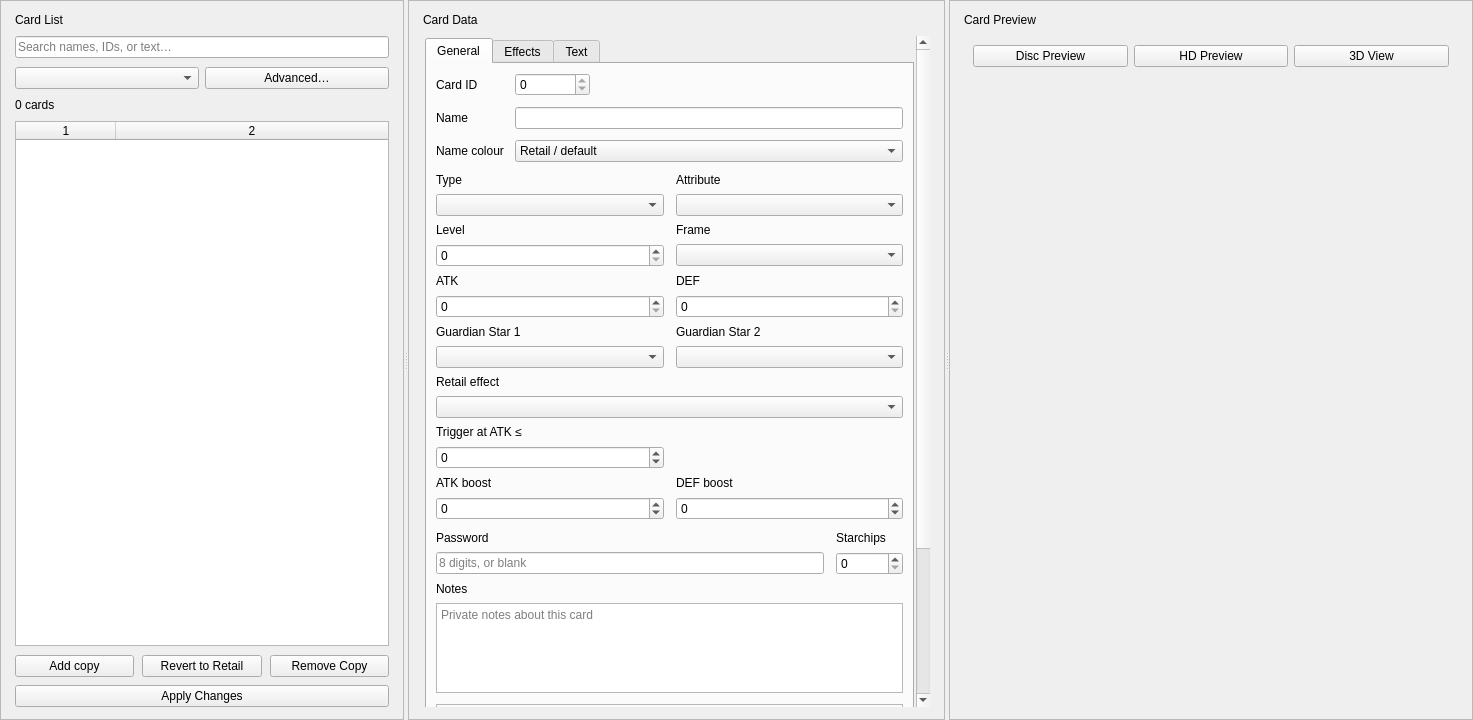
Before: the Qt Designer form tools/pc/fm_editor/ui/cards_page.ui in yamyi/YGOFM-DecompRecomp, drawn with Qt 5.
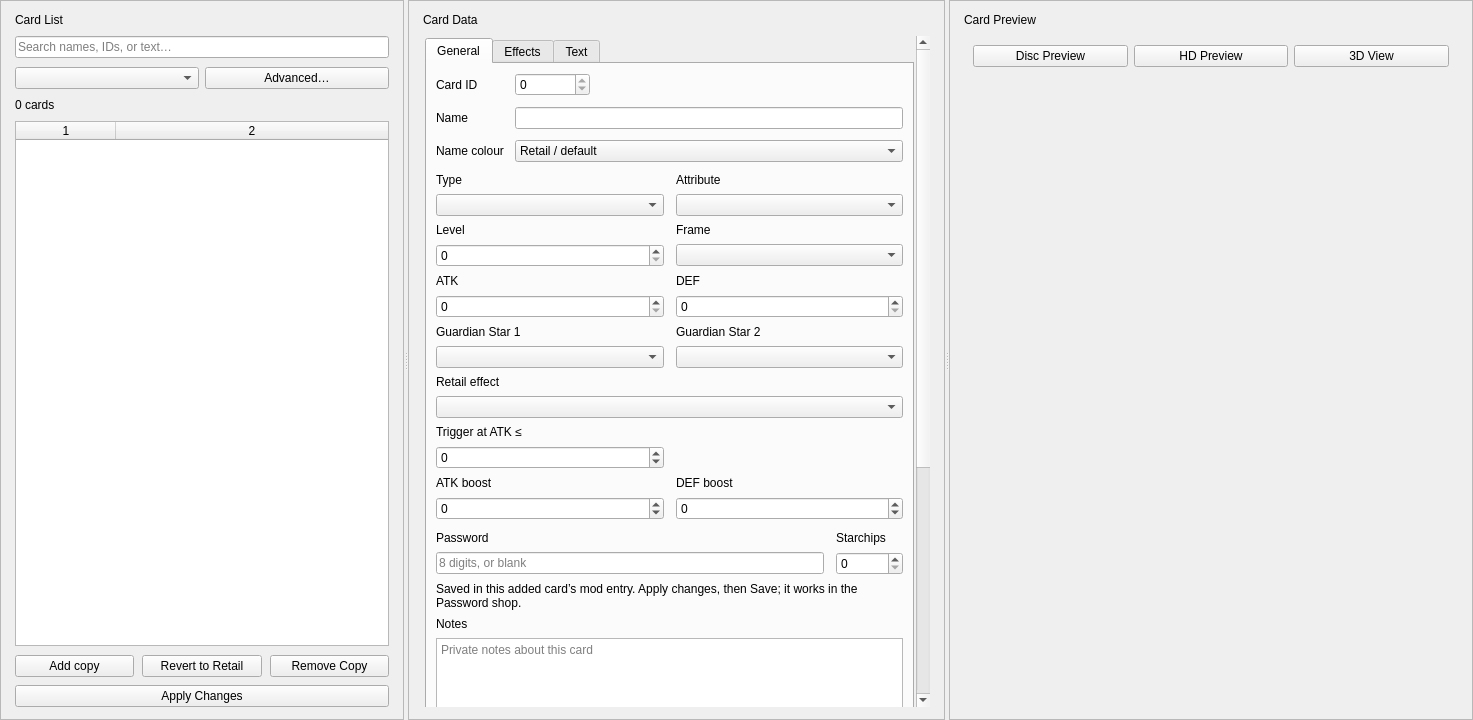
After: the same form once the commit is applied.

What changed in the file:
```diff
--- a/tools/pc/fm_editor/ui/cards_page.ui
+++ b/tools/pc/fm_editor/ui/cards_page.ui
@@ -642,13 +642,26 @@
                   </widget>
                  </item>
                  <item row="2" column="0" colspan="2">
+                  <widget class="QLabel" name="addedCardPasswordHint">
+                   <property name="visible">
+                    <bool>false</bool>
+                   </property>
+                   <property name="wordWrap">
+                    <bool>true</bool>
+                   </property>
+                   <property name="text">
+                    <string>Saved in this added card’s mod entry. Apply changes, then Save; it works in the Password shop.</string>
+                   </property>
+                  </widget>
+                 </item>
+                 <item row="3" column="0" colspan="2">
                   <widget class="QLabel" name="cardNotesLabel">
                    <property name="text">
                     <string>Notes</string>
                    </property>
                   </widget>
                  </item>
-                 <item row="3" column="0" colspan="2">
+                 <item row="4" column="0" colspan="2">
                   <widget class="QPlainTextEdit" name="cardNotesEdit">
                    <property name="placeholderText">
                     <string>Private notes about this card</string>
```
